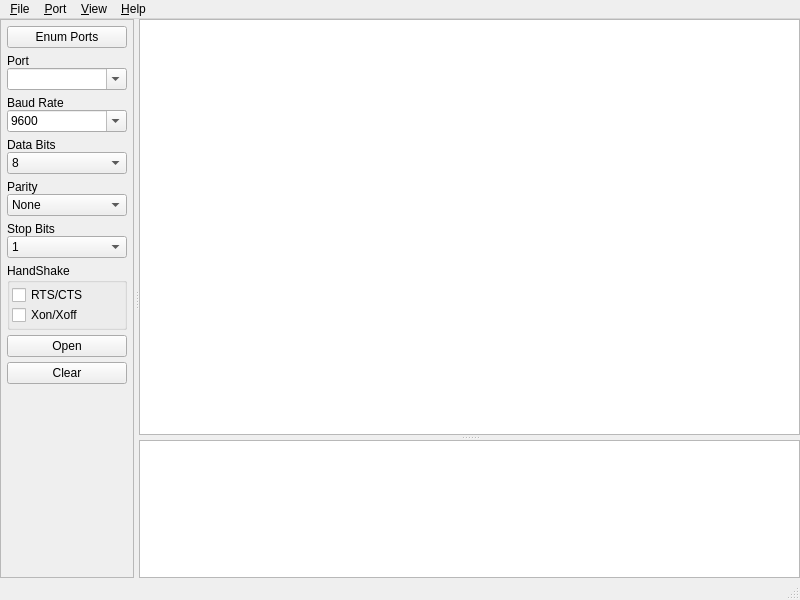
Above: gui_qt5/mainwindow.ui from gamesun/UartVide before the change. Below: the same form after it.
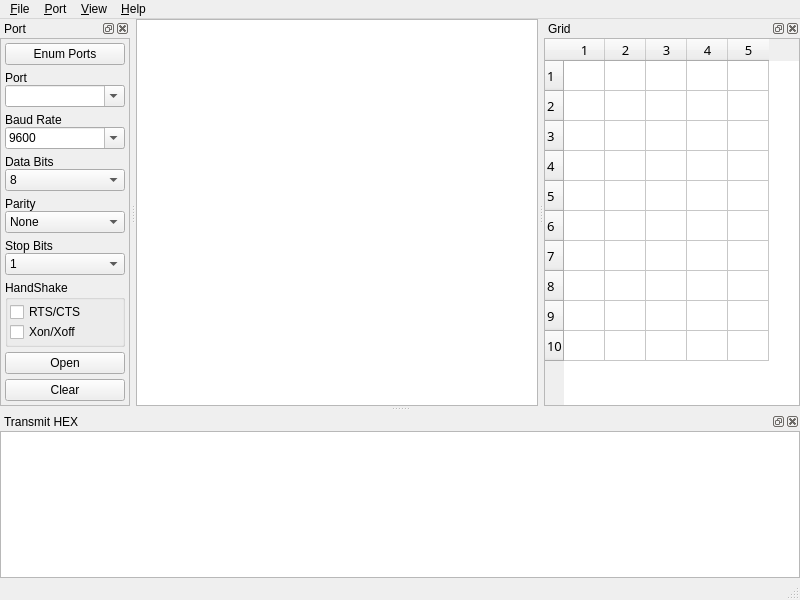
That is the form after the change.

Patch:
```diff
--- a/gui_qt5/mainwindow.ui
+++ b/gui_qt5/mainwindow.ui
@@ -38,9 +38,112 @@
         <verstretch>0</verstretch>
        </sizepolicy>
       </property>
-      <layout class="QVBoxLayout" name="verticalLayout">
+      <layout class="QVBoxLayout" name="verticalLayout_2">
        <property name="spacing">
+        <number>0</number>
+       </property>
+       <property name="leftMargin">
+        <number>0</number>
+       </property>
+       <property name="topMargin">
+        <number>0</number>
+       </property>
+       <property name="rightMargin">
+        <number>0</number>
+       </property>
+       <property name="bottomMargin">
+        <number>0</number>
+       </property>
+       <item>
+        <widget class="QTextEdit" name="txtEdtOutput">
+         <property name="sizePolicy">
+          <sizepolicy hsizetype="Expanding" vsizetype="Expanding">
+           <horstretch>0</horstretch>
+           <verstretch>3</verstretch>
+          </sizepolicy>
+         </property>
+         <property name="font">
+          <font>
+           <family>Courier 10 Pitch</family>
+           <pointsize>10</pointsize>
+          </font>
+         </property>
+        </widget>
+       </item>
+      </layout>
+     </widget>
+    </item>
+   </layout>
+  </widget>
+  <widget class="QMenuBar" name="menubar">
+   <property name="geometry">
+    <rect>
+     <x>0</x>
+     <y>0</y>
+     <width>800</width>
+     <height>25</height>
+    </rect>
+   </property>
+   <property name="nativeMenuBar">
+    <bool>true</bool>
+   </property>
+   <widget class="QMenu" name="menuFile">
+    <property name="title">
+     <string notr="true">&amp;File</string>
+    </property>
+    <addaction name="actionSave_Log"/>
+    <addaction name="separator"/>
+    <addaction name="actionExit"/>
+   </widget>
+   <widget class="QMenu" name="menuPort">
+    <property name="title">
+     <string notr="true">&amp;Port</string>
+    </property>
+    <addaction name="actionOpen"/>
+    <addaction name="actionClose"/>
+   </widget>
+   <widget class="QMenu" name="menuView">
+    <property name="title">
+     <string notr="true">&amp;View</string>
+    </property>
+    <widget class="QMenu" name="menuReceive_view_as">
+     <property name="title">
+      <string notr="true">Receive view as</string>
+     </property>
+     <addaction name="actionAscii"/>
+     <addaction name="actionHex_lowercase"/>
+     <addaction name="actionHEX_UPPERCASE"/>
+    </widget>
+    <addaction name="actionShow_PortConfig"/>
+    <addaction name="actionShow_Hex_Transmit_Panel"/>
+    <addaction name="separator"/>
+    <addaction name="actionLocal_echo"/>
+    <addaction name="menuReceive_view_as"/>
+    <addaction name="actionAlwaws_on_top"/>
+   </widget>
+   <widget class="QMenu" name="menuHelp">
+    <property name="title">
+     <string notr="true">&amp;Help</string>
+    </property>
+    <addaction name="actionAbout"/>
+   </widget>
+   <addaction name="menuFile"/>
+   <addaction name="menuPort"/>
+   <addaction name="menuView"/>
+   <addaction name="menuHelp"/>
+  </widget>
+  <widget class="QStatusBar" name="statusbar"/>
+  <widget class="QDockWidget" name="dockWidget">
+   <property name="windowTitle">
+    <string notr="true">Port</string>
+   </property>
+   <attribute name="dockWidgetArea">
         <number>1</number>
+   </attribute>
+   <widget class="QWidget" name="dockWidgetContents">
+    <layout class="QVBoxLayout" name="verticalLayout_6">
+     <property name="spacing">
+      <number>0</number>
        </property>
        <property name="leftMargin">
         <number>0</number>
@@ -55,13 +158,6 @@
         <number>0</number>
        </property>
        <item>
-        <widget class="QSplitter" name="splitter_2">
-         <property name="orientation">
-          <enum>Qt::Horizontal</enum>
-         </property>
-         <property name="handleWidth">
-          <number>5</number>
-         </property>
          <widget class="QFrame" name="frame">
           <property name="frameShape">
            <enum>QFrame::StyledPanel</enum>
@@ -69,24 +165,24 @@
           <property name="frameShadow">
            <enum>QFrame::Plain</enum>
           </property>
-          <layout class="QVBoxLayout" name="verticalLayout_3">
+       <layout class="QVBoxLayout" name="verticalLayout_8">
            <property name="spacing">
-            <number>0</number>
+         <number>1</number>
            </property>
            <property name="leftMargin">
-            <number>5</number>
+         <number>3</number>
            </property>
            <property name="topMargin">
-            <number>5</number>
+         <number>3</number>
            </property>
            <property name="rightMargin">
-            <number>5</number>
+         <number>3</number>
            </property>
            <property name="bottomMargin">
-            <number>5</number>
+         <number>3</number>
            </property>
            <item>
-            <layout class="QVBoxLayout" name="verticalLayout_2">
+         <layout class="QVBoxLayout" name="verticalLayout_1">
              <property name="spacing">
               <number>0</number>
              </property>
@@ -110,7 +206,7 @@
               </widget>
              </item>
              <item>
-              <widget class="QLabel" name="label">
+           <widget class="QLabel" name="label_1">
                <property name="minimumSize">
                 <size>
                  <width>0</width>
@@ -480,7 +576,7 @@
               </widget>
              </item>
              <item>
-              <spacer name="verticalSpacer_4">
+           <spacer name="verticalSpacer_1">
                <property name="orientation">
                 <enum>Qt::Vertical</enum>
                </property>
@@ -551,29 +647,6 @@
                </layout>
               </widget>
              </item>
-             <item>
-              <spacer name="verticalSpacer_3">
-               <property name="orientation">
-                <enum>Qt::Vertical</enum>
-               </property>
-               <property name="sizeType">
-                <enum>QSizePolicy::Fixed</enum>
-               </property>
-               <property name="sizeHint" stdset="0">
-                <size>
-                 <width>0</width>
-                 <height>5</height>
-                </size>
-               </property>
-              </spacer>
-             </item>
-             <item>
-              <widget class="QPushButton" name="btnOpen">
-               <property name="text">
-                <string notr="true">Open</string>
-               </property>
-              </widget>
-             </item>
              <item>
               <spacer name="verticalSpacer_2">
                <property name="orientation">
@@ -590,6 +663,29 @@
                </property>
               </spacer>
              </item>
+          <item>
+           <widget class="QPushButton" name="btnOpen">
+            <property name="text">
+             <string notr="true">Open</string>
+            </property>
+           </widget>
+          </item>
+          <item>
+           <spacer name="verticalSpacer_3">
+            <property name="orientation">
+             <enum>Qt::Vertical</enum>
+            </property>
+            <property name="sizeType">
+             <enum>QSizePolicy::Fixed</enum>
+            </property>
+            <property name="sizeHint" stdset="0">
+             <size>
+              <width>0</width>
+              <height>5</height>
+             </size>
+            </property>
+           </spacer>
+          </item>
              <item>
               <widget class="QPushButton" name="btnClear">
                <property name="text">
@@ -598,7 +694,7 @@
               </widget>
              </item>
              <item>
-              <spacer name="verticalSpacer">
+           <spacer name="verticalSpacer_4">
                <property name="orientation">
                 <enum>Qt::Vertical</enum>
                </property>
@@ -614,20 +710,19 @@
            </item>
           </layout>
          </widget>
-         <widget class="QFrame" name="frame_2">
-          <property name="sizePolicy">
-           <sizepolicy hsizetype="Expanding" vsizetype="Expanding">
-            <horstretch>1</horstretch>
-            <verstretch>0</verstretch>
-           </sizepolicy>
-          </property>
-          <property name="frameShape">
-           <enum>QFrame::NoFrame</enum>
-          </property>
-          <property name="frameShadow">
-           <enum>QFrame::Plain</enum>
-          </property>
-          <layout class="QHBoxLayout" name="horizontalLayout_3">
+     </item>
+    </layout>
+   </widget>
+  </widget>
+  <widget class="QDockWidget" name="dockWidget_2">
+   <property name="windowTitle">
+    <string notr="true">Transmit HEX</string>
+   </property>
+   <attribute name="dockWidgetArea">
+    <number>8</number>
+   </attribute>
+   <widget class="QWidget" name="dockWidgetContents_2">
+    <layout class="QVBoxLayout" name="verticalLayout">
            <property name="spacing">
             <number>0</number>
            </property>
@@ -644,39 +739,6 @@
             <number>0</number>
            </property>
            <item>
-            <widget class="QSplitter" name="splitter">
-             <property name="sizePolicy">
-              <sizepolicy hsizetype="Preferred" vsizetype="Preferred">
-               <horstretch>0</horstretch>
-               <verstretch>0</verstretch>
-              </sizepolicy>
-             </property>
-             <property name="orientation">
-              <enum>Qt::Vertical</enum>
-             </property>
-             <property name="opaqueResize">
-              <bool>true</bool>
-             </property>
-             <property name="handleWidth">
-              <number>5</number>
-             </property>
-             <property name="childrenCollapsible">
-              <bool>true</bool>
-             </property>
-             <widget class="QTextEdit" name="txtEdtOutput">
-              <property name="sizePolicy">
-               <sizepolicy hsizetype="Expanding" vsizetype="Expanding">
-                <horstretch>0</horstretch>
-                <verstretch>3</verstretch>
-               </sizepolicy>
-              </property>
-              <property name="font">
-               <font>
-                <family>Courier 10 Pitch</family>
-                <pointsize>10</pointsize>
-               </font>
-              </property>
-             </widget>
              <widget class="QTextEdit" name="txtEdtInput">
               <property name="sizePolicy">
                <sizepolicy hsizetype="Expanding" vsizetype="Expanding">
@@ -685,75 +747,74 @@
                </sizepolicy>
               </property>
              </widget>
-            </widget>
            </item>
           </layout>
          </widget>
         </widget>
-       </item>
-      </layout>
-     </widget>
-    </item>
-   </layout>
-  </widget>
-  <widget class="QMenuBar" name="menubar">
-   <property name="geometry">
-    <rect>
-     <x>0</x>
-     <y>0</y>
-     <width>800</width>
-     <height>25</height>
-    </rect>
+  <widget class="QDockWidget" name="dockWidget_3">
+   <property name="windowTitle">
+    <string notr="true">Grid</string>
    </property>
-   <property name="nativeMenuBar">
-    <bool>true</bool>
-   </property>
-   <widget class="QMenu" name="menuFile">
-    <property name="title">
-     <string notr="true">&amp;File</string>
-    </property>
-    <addaction name="actionSave_Log"/>
-    <addaction name="separator"/>
-    <addaction name="actionExit"/>
-   </widget>
-   <widget class="QMenu" name="menuPort">
-    <property name="title">
-     <string notr="true">&amp;Port</string>
-    </property>
-    <addaction name="actionOpen"/>
-    <addaction name="actionClose"/>
-   </widget>
-   <widget class="QMenu" name="menuView">
-    <property name="title">
-     <string notr="true">&amp;View</string>
-    </property>
-    <widget class="QMenu" name="menuReceive_view_as">
-     <property name="title">
-      <string notr="true">Receive view as</string>
+   <attribute name="dockWidgetArea">
+    <number>2</number>
+   </attribute>
+   <widget class="QWidget" name="dockWidgetContents_3">
+    <layout class="QVBoxLayout" name="verticalLayout_3">
+     <property name="spacing">
+      <number>0</number>
+     </property>
+     <property name="leftMargin">
+      <number>0</number>
+     </property>
+     <property name="topMargin">
+      <number>0</number>
+     </property>
+     <property name="rightMargin">
+      <number>0</number>
+     </property>
+     <property name="bottomMargin">
+      <number>0</number>
      </property>
-     <addaction name="actionAscii"/>
-     <addaction name="actionHex_lowercase"/>
-     <addaction name="actionHEX_UPPERCASE"/>
-    </widget>
-    <addaction name="actionShow_SettingBar"/>
-    <addaction name="actionShow_Hex_Transmit_Panel"/>
-    <addaction name="separator"/>
-    <addaction name="actionLocal_echo"/>
-    <addaction name="menuReceive_view_as"/>
-    <addaction name="actionAlwaws_on_top"/>
-   </widget>
-   <widget class="QMenu" name="menuHelp">
-    <property name="title">
-     <string notr="true">&amp;Help</string>
-    </property>
-    <addaction name="actionAbout"/>
-   </widget>
-   <addaction name="menuFile"/>
-   <addaction name="menuPort"/>
-   <addaction name="menuView"/>
-   <addaction name="menuHelp"/>
-  </widget>
-  <widget class="QStatusBar" name="statusbar"/>
+     <item>
+      <widget class="QTableWidget" name="table">
+       <property name="font">
+        <font>
+         <family>Courier 10 Pitch</family>
+         <pointsize>10</pointsize>
+        </font>
+       </property>
+       <property name="rowCount">
+        <number>10</number>
+       </property>
+       <property name="columnCount">
+        <number>5</number>
+       </property>
+       <attribute name="horizontalHeaderDefaultSectionSize">
+        <number>40</number>
+       </attribute>
+       <attribute name="horizontalHeaderMinimumSectionSize">
+        <number>25</number>
+       </attribute>
+       <row/>
+       <row/>
+       <row/>
+       <row/>
+       <row/>
+       <row/>
+       <row/>
+       <row/>
+       <row/>
+       <row/>
+       <column/>
+       <column/>
+       <column/>
+       <column/>
+       <column/>
+      </widget>
+     </item>
+    </layout>
+   </widget>
+  </widget>
   <action name="actionSave_Log">
    <property name="text">
     <string notr="true">Save Log</string>
```
Left out of the diff: 10 changed lines with no effect on the pictures. Lines whose indentation alone changed are shown as unchanged.
